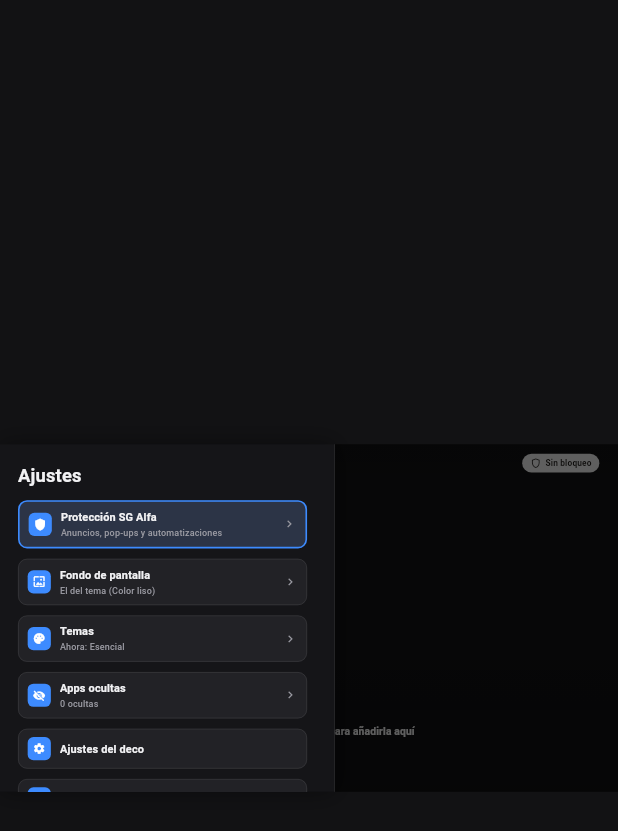
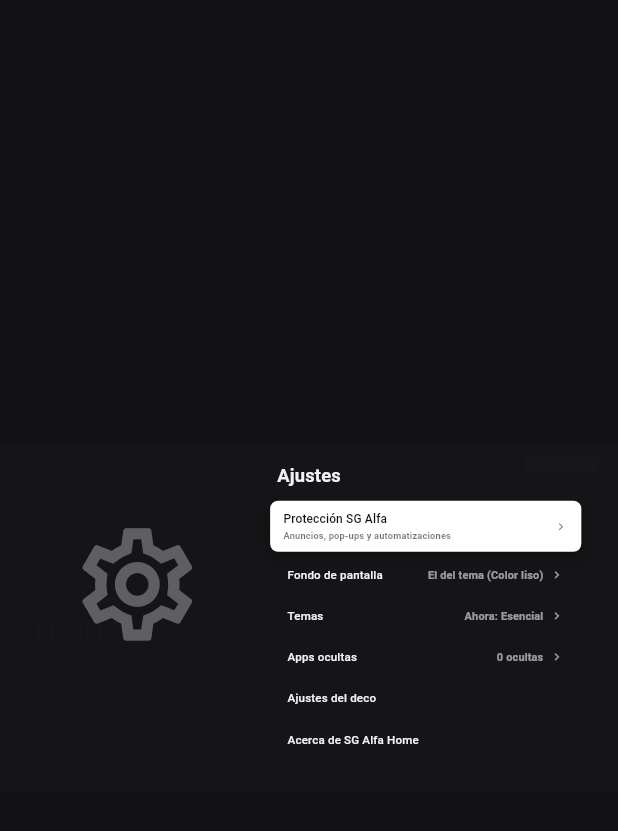
Before and after one commit to SantiagoGarces96/sg-alfa-tv, a Flutter app: the screen it shows after launch, after a tap on the "settings" icon, on a phone screen of 412 x 824 dp. Shown: the top 831 px of the screen. Run offline on Flutter 3.47's test engine with Material 3 defaults, Android fonts, the phone set to English and light mode, and no system bars; our stand-ins replace shared_preferences.

Commit message:
Inicio tipo escaparate y ajustes a pantalla completa al estilo Apple TV

```diff
--- a/lib/core/theme_model.dart
+++ b/lib/core/theme_model.dart
@@ -67,6 +67,7 @@ class SgTheme {
   final bool hint; // nombre de la app enfocada y «OK para abrir»
   final String spacing; // compacto | normal | amplio
   final bool focusName; // nombre solo bajo la app enfocada (como Apple TV)
+  final String layout; // clasico | escaparate (imagen grande arriba y franja de apps, como Apple TV)
 
   const SgTheme({
     required this.id,
@@ -99,7 +100,10 @@ class SgTheme {
     this.hint = true,
     this.spacing = 'normal',
     this.focusName = false,
+    this.layout = 'clasico',
   });
+
+  bool get showcase => layout == 'escaparate';
 
   /// Sin contornos ni pegatinas: estilo limpio.
   bool get clean => focus != 'comic';
@@ -135,6 +139,7 @@ class SgTheme {
     bool? hint,
     String? spacing,
     bool? focusName,
+    String? layout,
   }) =>
       SgTheme(
         id: id ?? this.id,
@@ -167,6 +172,7 @@ class SgTheme {
         hint: hint ?? this.hint,
         spacing: spacing ?? this.spacing,
         focusName: focusName ?? this.focusName,
+        layout: layout ?? this.layout,
       );
 
   Map<String, dynamic> toJson() => {
@@ -199,6 +205,7 @@ class SgTheme {
         'hint': hint,
         'spacing': spacing,
         'focusName': focusName,
+        'layout': layout,
       };
 
   static SgTheme fromJson(Map<String, dynamic> j) {
@@ -236,6 +243,7 @@ class SgTheme {
       hint: j['hint'] != false,
       spacing: '${j['spacing'] ?? base.spacing}',
       focusName: j['focusName'] == true,
+      layout: '${j['layout'] ?? 'clasico'}',
     );
   }
 }
@@ -368,21 +376,22 @@ class SgThemes {
     shadow: 0,
     radius: 18,
     font: SgFonts.system,
-    wallpaper: 'tema',
+    wallpaper: 'atardecer',
     dock: 'cristal',
     clock: 'pequeno',
-    tileSize: 'l',
+    tileSize: 'm',
+    layout: 'escaparate',
     today: false,
     mascot: false,
     focus: 'escala',
     caps: false,
     veil: 0.4,
-    weight: 'ligera',
+    weight: 'normal',
     greeting: false,
     brand: false,
     hint: false,
-    spacing: 'amplio',
-    focusName: true,
+    spacing: 'normal',
+    focusName: false,
   );
 
   /// Android / Google TV minimalista: gris oscuro, aro blanco al enfocar, nombres siempre visibles.
--- a/lib/ui/home_screen.dart
+++ b/lib/ui/home_screen.dart
@@ -74,7 +74,11 @@ class _HomeScreenState extends State<HomeScreen> {
     final size = MediaQuery.sizeOf(context);
     final favorites = apps.favorites;
     final others = apps.others;
-    final heroHeight = (size.height - _topBar - _dockHeight - 30).clamp(260.0, 2000.0);
+    // Escaparate (Apple TV): la imagen ocupa ~60 % de la pantalla y la franja de apps queda abajo,
+    // con la fila siguiente asomando.
+    final heroHeight = theme.showcase
+        ? (size.height * 0.62 - _topBar).clamp(200.0, 2000.0)
+        : (size.height - _topBar - _dockHeight - 30).clamp(260.0, 2000.0);
 
     return PopScope(
       canPop: false,
@@ -121,7 +125,10 @@ class _HomeScreenState extends State<HomeScreen> {
                   : CustomScrollView(
                       controller: _scroll,
                       slivers: [
-                        SliverToBoxAdapter(child: SizedBox(height: heroHeight, child: const HomeHero())),
+                        SliverToBoxAdapter(
+                            child: SizedBox(
+                                height: heroHeight,
+                                child: theme.showcase ? const ShowcaseHero() : const HomeHero())),
                         if (theme.dock != 'oculto') SliverToBoxAdapter(child: _dock(favorites, theme)),
                         if (others.isNotEmpty || theme.dock == 'oculto') ...[
                           const SliverToBoxAdapter(child: SectionTitle('Todas las apps')),
@@ -202,7 +209,13 @@ class _HomeScreenState extends State<HomeScreen> {
       padding: const EdgeInsets.symmetric(horizontal: 24),
       child: Container(
         height: _dockHeight - 16,
-        decoration: switch (theme.dock) {
+        decoration: theme.showcase
+            ? BoxDecoration(
+                color: Colors.black.withValues(alpha: 0.38),
+                borderRadius: BorderRadius.circular(30),
+                border: Border.all(color: Colors.white.withValues(alpha: 0.10)),
+              )
+            : switch (theme.dock) {
           'fila' => null,
           'oscuro' => Retro.box(color: Retro.night.withValues(alpha: 0.85), radius: 22, border: 4, shadow: 7),
           'cristal' => Retro.box(color: Colors.white.withValues(alpha: 0.10), radius: 22, border: 2, shadow: 0,
--- a/lib/ui/pro.dart
+++ b/lib/ui/pro.dart
@@ -18,6 +18,11 @@ class Pro {
   static Color get bg => dark ? const Color(0xFF151518) : const Color(0xFFF2F2F7);
   static Color get card => dark ? const Color(0xFF222226) : const Color(0xFFFFFFFF);
   static Color get cardFocus => dark ? const Color(0xFF2C3446) : const Color(0xFFE6EEFF);
+
+  /// Fondo de botones sin enfocar (gris translúcido) y del elemento enfocado (blanco).
+  static Color get chip => dark ? const Color(0x1FFFFFFF) : const Color(0x0F000000);
+  static Color get focusBg => Colors.white;
+  static Color get focusFg => const Color(0xFF111114);
   static Color get text => dark ? const Color(0xFFF2F2F4) : const Color(0xFF1C1C1E);
   static Color get sub => dark ? const Color(0xFF9A9AA2) : const Color(0xFF6E6E73);
   static Color get line => dark ? const Color(0x1FFFFFFF) : const Color(0x1A000000);
@@ -70,6 +75,9 @@ class ProButton extends StatefulWidget {
   final double radius;
   final FocusNode? focusNode;
 
+  /// Fila de lista: sin fondo hasta que se enfoca.
+  final bool plain;
+
   const ProButton({
     super.key,
     required this.child,
@@ -80,6 +88,7 @@ class ProButton extends StatefulWidget {
     this.padding = const EdgeInsets.symmetric(horizontal: 18, vertical: 11),
     this.radius = 12,
     this.focusNode,
+    this.plain = false,
   });
 
   @override
@@ -93,8 +102,11 @@ class _ProButtonState extends State<ProButton> {
   Widget build(BuildContext context) {
     final danger = widget.color == Pro.danger;
     final filled = !danger && !Pro._neutral(widget.color);
-    final bg = filled ? Pro.accent : (_focused ? Pro.cardFocus : Pro.card);
-    final fg = filled ? Colors.white : (danger ? Pro.danger : Pro.text);
+    // Como en Apple TV: lo enfocado se vuelve blanco con texto oscuro y crece un poco.
+    final bg = _focused
+        ? Pro.focusBg
+        : (filled ? Pro.accent : (widget.plain ? Colors.transparent : Pro.chip));
+    final fg = danger ? Pro.danger : (_focused ? Pro.focusFg : (filled ? Colors.white : Pro.text));
     return Padding(
       padding: const EdgeInsets.only(right: 8, bottom: 6),
       child: InkWell(
@@ -113,21 +125,25 @@ class _ProButtonState extends State<ProButton> {
         splashColor: Colors.transparent,
         highlightColor: Colors.transparent,
         borderRadius: BorderRadius.circular(widget.radius),
-        child: AnimatedContainer(
-          duration: const Duration(milliseconds: 120),
+        child: AnimatedScale(
+          scale: _focused ? 1.03 : 1.0,
+          duration: const Duration(milliseconds: 140),
+          curve: Curves.easeOutCubic,
+          child: AnimatedContainer(
+          duration: const Duration(milliseconds: 140),
           padding: widget.padding,
           decoration: BoxDecoration(
             color: bg,
             borderRadius: BorderRadius.circular(widget.radius),
-            border: Border.all(
-              color: _focused ? (filled ? Colors.white : Pro.accent) : (filled ? Pro.accent : Pro.line),
-              width: _focused ? 2.5 : 1,
-            ),
+            boxShadow: _focused
+                ? const [BoxShadow(color: Color(0x55000000), blurRadius: 18, offset: Offset(0, 8))]
+                : const [],
           ),
           child: DefaultTextStyle.merge(
             style: TextStyle(color: fg, fontWeight: FontWeight.w600, fontSize: 16),
             child: IconTheme.merge(data: IconThemeData(color: fg, size: 22), child: widget.child),
           ),
+        ),
         ),
       ),
     );
--- a/lib/ui/settings_panel.dart
+++ b/lib/ui/settings_panel.dart
@@ -36,10 +36,12 @@ Future<void> showSettingsPanel(BuildContext context, {String? page}) => showGene
         ],
         child: _Panel(initialPage: page),
       ),
-      transitionBuilder: (_, anim, __, child) => SlideTransition(
-        position: Tween(begin: const Offset(-1, 0), end: Offset.zero)
-            .animate(CurvedAnimation(parent: anim, curve: Curves.easeOutCubic)),
+      transitionBuilder: (_, anim, __, child) => FadeTransition(
+        opacity: CurvedAnimation(parent: anim, curve: Curves.easeOut),
+        child: ScaleTransition(
+          scale: Tween(begin: 1.03, end: 1.0).animate(CurvedAnimation(parent: anim, curve: Curves.easeOutCubic)),
           child: child,
+        ),
       ),
     );
 
@@ -61,17 +63,10 @@ class _PanelState extends State<_Panel> {
 
   @override
   Widget build(BuildContext context) {
-    return Align(
-      alignment: Alignment.centerLeft,
+    // Pantalla completa, como los ajustes de Apple TV: icono grande a la izquierda y lista a la derecha.
+    return SizedBox.expand(
       child: Container(
-        width: 520,
-        height: double.infinity,
-        margin: const EdgeInsets.fromLTRB(0, 0, 0, 0),
-        decoration: BoxDecoration(
-          color: Pro.bg,
-          border: Border(right: BorderSide(color: Pro.line, width: 1)),
-          boxShadow: const [BoxShadow(color: Color(0x66000000), blurRadius: 30)],
-        ),
+        decoration: BoxDecoration(color: Pro.bg.withValues(alpha: 0.97)),
         child: Material(
           type: MaterialType.transparency,
           child: PopScope(
@@ -104,22 +99,54 @@ Route _route(Widget page) => PageRouteBuilder(
       transitionsBuilder: (_, a, __, child) => FadeTransition(opacity: a, child: child),
     );
 
-/// Página del panel: título sobrio + lista de opciones.
+/// Página de ajustes al estilo Apple TV: título arriba al centro, icono grande a la izquierda
+/// y la lista de opciones a la derecha.
 class _Page extends StatelessWidget {
   final String title;
   final List<Widget> children;
 
   const _Page({required this.title, required this.children});
 
+  static IconData _iconFor(String t) {
+    final l = t.toLowerCase();
+    if (l.contains('protec')) return Icons.shield_outlined;
+    if (l.contains('mi tema')) return Icons.brush_outlined;
+    if (l.contains('tema')) return Icons.palette_outlined;
+    if (l.contains('fondo')) return Icons.wallpaper_outlined;
+    if (l.contains('imágenes')) return Icons.photo_library_outlined;
+    if (l.contains('ocult')) return Icons.visibility_off_outlined;
+    if (l.contains('acerca')) return Icons.info_outline;
+    return Icons.settings_outlined;
+  }
+
   @override
-  Widget build(BuildContext context) => ListView(
-        padding: const EdgeInsets.fromLTRB(28, 34, 34, 40),
-        children: [
-          Text(_titleCase(title), style: Pro.title(30)),
-          const SizedBox(height: 22),
-          ...children,
-        ],
-      );
+  Widget build(BuildContext context) => Column(children: [
+        Padding(
+          padding: const EdgeInsets.only(top: 34, bottom: 18),
+          child: Text(_titleCase(title), style: Pro.title(30)),
+        ),
+        Expanded(
+          child: Row(crossAxisAlignment: CrossAxisAlignment.start, children: [
+            Expanded(
+              flex: 4,
+              child: Padding(
+                padding: const EdgeInsets.only(top: 30),
+                child: Align(
+                  alignment: Alignment.topCenter,
+                  child: Icon(_iconFor(title), size: 210, color: Pro.sub.withValues(alpha: 0.55)),
+                ),
+              ),
+            ),
+            Expanded(
+              flex: 5,
+              child: ListView(
+                padding: const EdgeInsets.fromLTRB(0, 6, 56, 40),
+                children: children,
+              ),
+            ),
+          ]),
+        ),
+      ]);
 }
 
 /// «AJUSTES» → «Ajustes» (los títulos de página no van en mayúsculas).
@@ -144,35 +171,44 @@ class _Row extends StatelessWidget {
   });
 
   @override
-  Widget build(BuildContext context) => Padding(
-        padding: const EdgeInsets.only(bottom: 10),
+  Widget build(BuildContext context) {
+    // Valores cortos («Mi tema 1», «Activado») van a la derecha, como en Apple TV;
+    // las explicaciones largas, debajo del título.
+    final short = subtitle != null && subtitle!.length <= 26;
+    return Padding(
+      padding: const EdgeInsets.only(bottom: 4),
       child: ProButton(
         autofocus: autofocus,
-          color: Pro.card,
+        plain: true,
         onPressed: onTap,
-          radius: 14,
-          padding: const EdgeInsets.symmetric(horizontal: 14, vertical: 12),
-          child: Row(children: [
-            Container(
-              width: 36,
-              height: 36,
-              decoration: BoxDecoration(color: Pro.accent, borderRadius: BorderRadius.circular(9)),
-              child: Icon(icon, size: 20, color: Colors.white),
-            ),
-            const SizedBox(width: 14),
+        radius: 12,
+        padding: const EdgeInsets.symmetric(horizontal: 20, vertical: 14),
+        child: Builder(builder: (context) {
+          final fg = DefaultTextStyle.of(context).style.color ?? Pro.text;
+          final dim = fg.withValues(alpha: 0.6);
+          return Row(children: [
             Expanded(
               child: Column(crossAxisAlignment: CrossAxisAlignment.start, children: [
-                Text(title, style: Pro.body(17, weight: FontWeight.w600)),
-                if (subtitle != null) ...[
-                  const SizedBox(height: 2),
-                  Text(subtitle!, style: Pro.body(14, color: Pro.sub)),
+                Text(title, style: TextStyle(fontSize: 18, fontWeight: FontWeight.w500, color: fg)),
+                if (subtitle != null && !short) ...[
+                  const SizedBox(height: 3),
+                  Text(subtitle!, style: TextStyle(fontSize: 14, color: dim)),
                 ],
               ]),
             ),
-            if (trailing != null) ...[const SizedBox(width: 10), trailing!],
-          ]),
+            if (short) ...[
+              const SizedBox(width: 12),
+              Text(subtitle!, style: TextStyle(fontSize: 17, color: dim)),
+            ],
+            if (trailing != null) ...[
+              const SizedBox(width: 10),
+              IconTheme.merge(data: IconThemeData(color: dim), child: trailing!),
+            ],
+          ]);
+        }),
       ),
     );
+  }
 }
 
 /// Interruptor de los ajustes (estilo móvil).
@@ -182,7 +218,10 @@ class RetroSwitch extends StatelessWidget {
   const RetroSwitch(this.value, {super.key});
 
   @override
-  Widget build(BuildContext context) => ProSwitch(value);
+  Widget build(BuildContext context) {
+    final fg = DefaultTextStyle.of(context).style.color ?? Pro.text;
+    return Text(value ? 'Activado' : 'Desactivado', style: TextStyle(fontSize: 17, color: fg.withValues(alpha: 0.6)));
+  }
 }
 
 // ---------------------------------------------------------------- páginas
@@ -199,14 +238,14 @@ class _MainPage extends StatelessWidget {
         icon: Icons.shield,
         title: 'Protección SG Alfa',
         subtitle: today.adblock ? 'Bloqueo de anuncios activo' : 'Anuncios, pop-ups y automatizaciones',
-        trailing: Icon(Icons.chevron_right, color: Pro.sub),
+        trailing: const Icon(Icons.chevron_right),
         onTap: () => Navigator.of(context).push(_route(const _ProtectionPage())),
       ),
       _Row(
         icon: Icons.wallpaper,
         title: 'Fondo de pantalla',
         subtitle: _wallpaperName(context.watch<ThemeModel>()),
-        trailing: Icon(Icons.chevron_right, color: Pro.sub),
+        trailing: const Icon(Icons.chevron_right),
         onTap: () => Navigator.of(context).push(_route(const _WallpaperPage())),
       ),
       _Row(
@@ -215,14 +254,14 @@ class _MainPage extends StatelessWidget {
         subtitle: context.watch<ThemeModel>().auto
             ? 'Automático (día / noche)'
             : 'Ahora: ${context.watch<ThemeModel>().current.name}',
-        trailing: Icon(Icons.chevron_right, color: Pro.sub),
+        trailing: const Icon(Icons.chevron_right),
         onTap: () => Navigator.of(context).push(_route(const _ThemesPage())),
       ),
       _Row(
         icon: Icons.visibility_off,
         title: 'Apps ocultas',
         subtitle: '${context.watch<AppsModel>().hiddenApps.length} ocultas',
-        trailing: Icon(Icons.chevron_right, color: Pro.sub),
+        trailing: const Icon(Icons.chevron_right),
         onTap: () => Navigator.of(context).push(_route(const _HiddenPage())),
       ),
       _Row(
@@ -287,7 +326,7 @@ class _ProtectionPageState extends State<_ProtectionPage> {
         icon: Icons.edit_note,
         title: 'Crear y editar automatizaciones',
         subtitle: 'CUANDO / SOLO SI / ENTONCES',
-        trailing: Icon(Icons.chevron_right, color: Pro.sub),
+        trailing: const Icon(Icons.chevron_right),
         onTap: () async {
           await SgAutomationsScreen.open(context);
           if (context.mounted) context.read<TodayModel>().refresh();
@@ -555,7 +594,7 @@ class _ThemesPage extends StatelessWidget {
         icon: Icons.add_circle,
         title: 'Crear mi tema',
         subtitle: 'Parte del tema actual y cámbialo todo',
-        trailing: Icon(Icons.chevron_right, color: Pro.sub),
+        trailing: const Icon(Icons.chevron_right),
         onTap: () => Navigator.of(context).push(_route(_ThemeEditor(
           base: m.current.copyWith(
             id: 'mio-${DateTime.now().millisecondsSinceEpoch}',
@@ -723,7 +762,7 @@ class _ThemeEditorState extends State<_ThemeEditor> {
         icon: icon,
         title: title,
         subtitle: value,
-        trailing: Icon(Icons.sync, color: Pro.text),
+        trailing: const Icon(Icons.sync),
         onTap: next,
       );
 
@@ -773,6 +812,9 @@ class _ThemeEditorState extends State<_ThemeEditor> {
       const SizedBox(height: 10),
       _option(Icons.center_focus_strong, 'Al enfocar una app', focuses[t.focus] ?? 'Cómic con contorno',
           () => _set(t.copyWith(focus: _cycle(focuses.keys.toList(), t.focus)))),
+      _option(Icons.view_carousel, 'Disposición del inicio',
+          t.showcase ? 'Escaparate (imagen grande, como Apple TV)' : 'Clásica (hora grande y paneles)',
+          () => _set(t.copyWith(layout: t.showcase ? 'clasico' : 'escaparate'))),
       _option(Icons.space_bar, 'Espacio entre apps', spacings[t.spacing] ?? 'Normal',
           () => _set(t.copyWith(spacing: _cycle(spacings.keys.toList(), t.spacing)))),
       _stepper('Oscurecer el fondo', t.veil * 10, 1, 0, 10, (v) => _set(t.copyWith(veil: v / 10))),
@@ -791,7 +833,7 @@ class _ThemeEditorState extends State<_ThemeEditor> {
         icon: Icons.wallpaper,
         title: 'Fondo de pantalla',
         subtitle: t.wallpaper.startsWith('file:') ? 'Una foto tuya' : (SgThemes.wallpapers[t.wallpaper] ?? t.wallpaper),
-        trailing: Icon(Icons.chevron_right, color: Pro.sub),
+        trailing: const Icon(Icons.chevron_right),
         onTap: () {
           // Para ver el fondo del tema hay que quitar el fondo general, si había uno.
           if (_model.wallpaperOverride.isNotEmpty) _model.setWallpaperOverride('');
@@ -986,7 +1028,7 @@ class _WallpaperPageState extends State<_WallpaperPage> {
         icon: Icons.photo_library,
         title: 'Mis imágenes',
         subtitle: fileNow ? 'Ahora mismo: una foto tuya' : 'Fotos guardadas en el deco o en un USB',
-        trailing: Icon(Icons.chevron_right, color: Pro.sub),
+        trailing: const Icon(Icons.chevron_right),
         onTap: () => Navigator.of(context).push(_route(_GalleryPage(onPicked: (id) => _choose(m, id)))),
       ),
       const SizedBox(height: 6),
--- a/pubspec.yaml
+++ b/pubspec.yaml
@@ -2,7 +2,7 @@ name: sg_alfa_home
 description: "SG Alfa Home: pantalla de inicio retro para Android TV con bloqueo de anuncios y automatizaciones."
 publish_to: 'none'
 
-version: 2.3.8+5019
+version: 2.3.8+5020
 
 environment:
   sdk: ^3.11.0
```
Also changed, not shown: lib/ui/home_widgets.dart (+78 -0 lines). Lines whose indentation alone changed are shown as unchanged.
